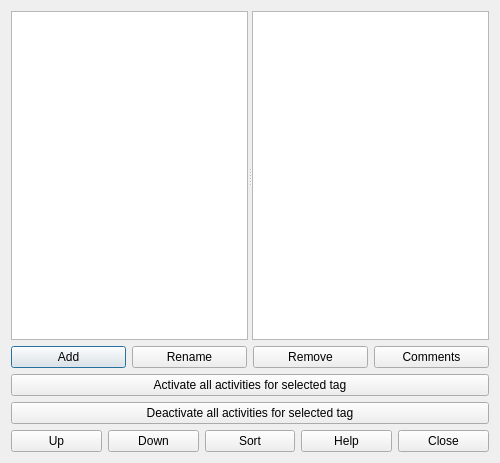
This is src/interface/activitytagsform_template.ui in karandit/fet as Qt 5 draws it before an edit. The edited form follows.
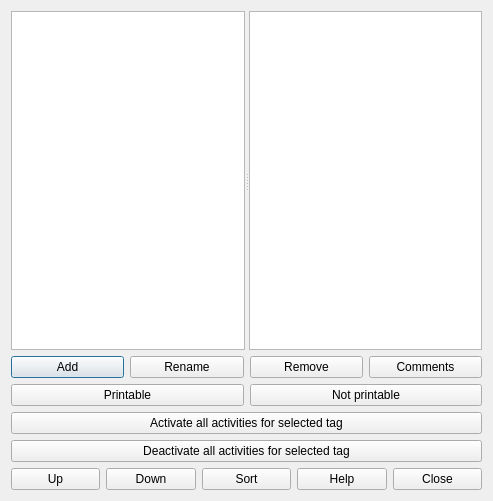
This is the edited form.

What changed in the file:
```diff
--- a/src/interface/activitytagsform_template.ui
+++ b/src/interface/activitytagsform_template.ui
@@ -6,8 +6,8 @@
    <rect>
     <x>0</x>
     <y>0</y>
-    <width>500</width>
-    <height>463</height>
+    <width>493</width>
+    <height>501</height>
    </rect>
   </property>
   <property name="windowTitle">
@@ -62,20 +62,38 @@
     </layout>
    </item>
    <item row="2" column="0">
+    <layout class="QHBoxLayout" name="horizontalLayout_3">
+     <item>
+      <widget class="QPushButton" name="printablePushButton">
+       <property name="text">
+        <string>Printable</string>
+       </property>
+      </widget>
+     </item>
+     <item>
+      <widget class="QPushButton" name="notPrintablePushButton">
+       <property name="text">
+        <string>Not printable</string>
+       </property>
+      </widget>
+     </item>
+    </layout>
+   </item>
+   <item row="3" column="0">
     <widget class="QPushButton" name="activateActivityTagPushButton">
      <property name="text">
       <string>Activate all activities for selected tag</string>
      </property>
     </widget>
    </item>
-   <item row="3" column="0">
+   <item row="4" column="0">
     <widget class="QPushButton" name="deactivateActivityTagPushButton">
      <property name="text">
       <string>Deactivate all activities for selected tag</string>
      </property>
     </widget>
    </item>
-   <item row="4" column="0">
+   <item row="5" column="0">
     <layout class="QHBoxLayout" name="horizontalLayout">
      <item>
       <widget class="QPushButton" name="moveActivityTagUpPushButton">
```
